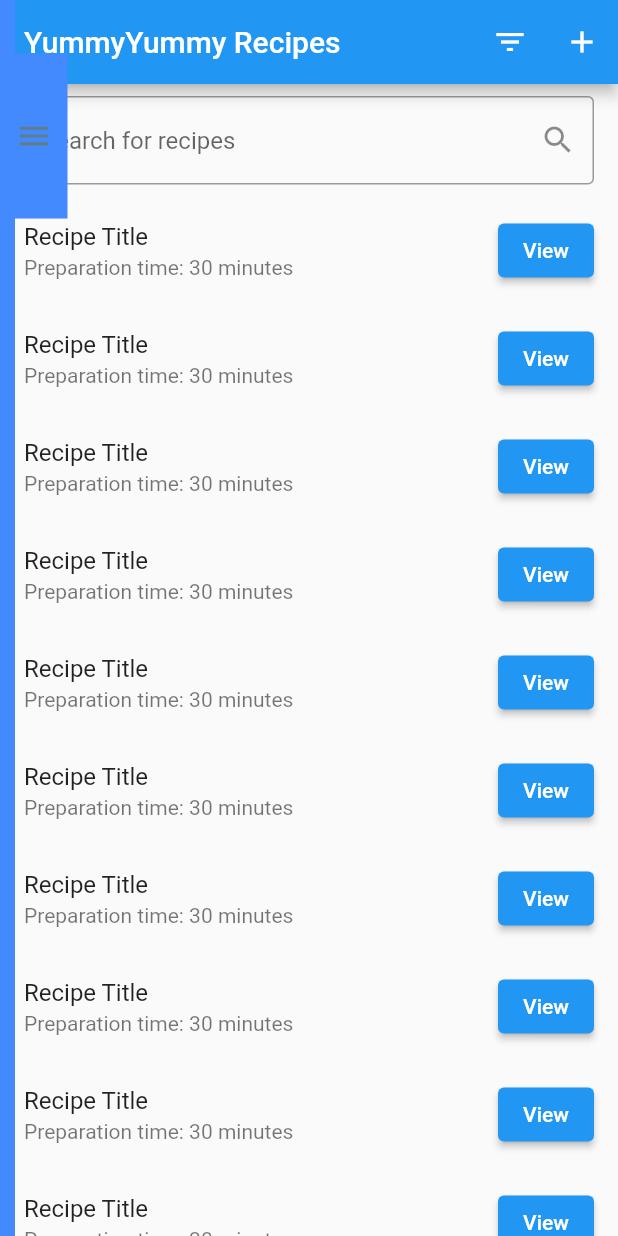
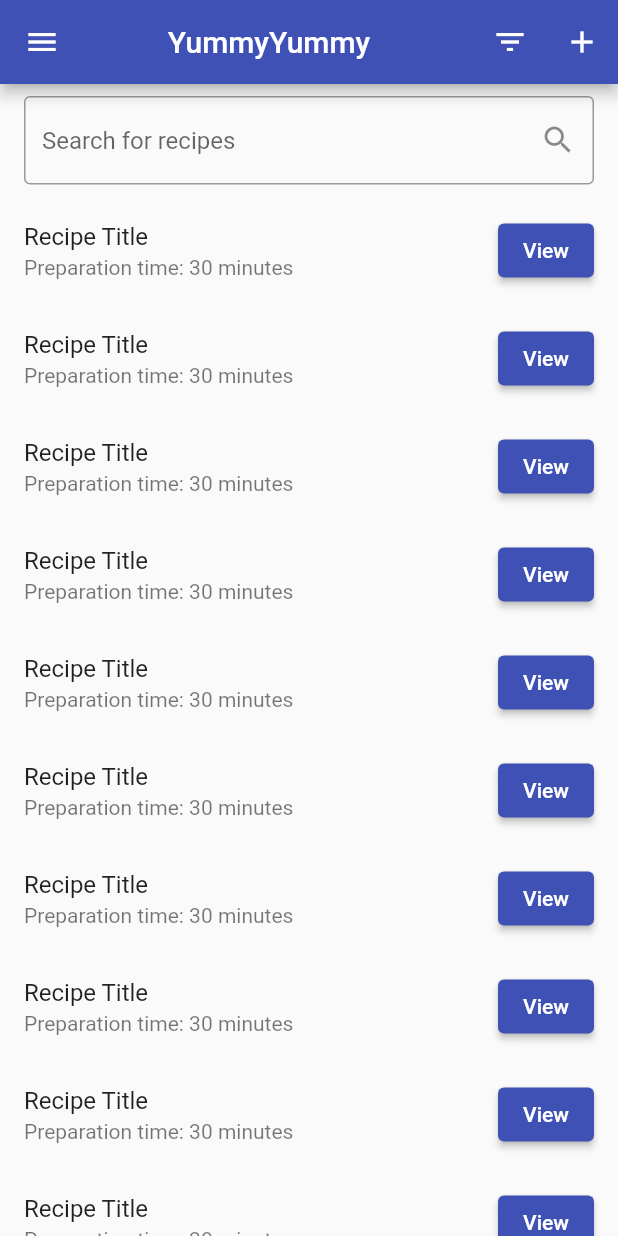
Before and after one commit to KatiaSahan/Praca_dyplomowa, a Flutter app: the screen it shows after launch, on a phone screen of 412 x 824 dp. Run offline on Flutter 3.47's test engine with Material 2 defaults, Android fonts, the phone set to English and light mode, and no system bars.

```diff
--- a/aplikacja_mobilna/lib/home/Sidebar/sidebar_layor.dart
+++ /dev/null
@@ -1,15 +0,0 @@
-import 'package:aplikacja_mobilna/home/Sidebar/sidebarr.dart';
-import 'package:flutter/material.dart';
-import '../home.dart';
-
-class SideBarLayor extends StatelessWidget {
-  const SideBarLayor({super.key});
-
-  @override
-  Widget build(BuildContext context) {
-    return Scaffold(
-        body: Stack(
-      children: const <Widget>[RecipeListPage(), SideBar()],
-    ));
-  }
-}
--- a/aplikacja_mobilna/lib/home/Sidebar/sidebarr.dart
+++ /dev/null
@@ -1,130 +0,0 @@
-import 'dart:async';
-
-import 'package:flutter/material.dart';
-import 'package:rxdart/rxdart.dart';
-
-class SideBar extends StatefulWidget {
-  const SideBar({super.key});
-
-  @override
-  State<SideBar> createState() => _SideBarState();
-}
-
-class _SideBarState extends State<SideBar>
-    with SingleTickerProviderStateMixin<SideBar> {
-  late AnimationController _animationController;
-  late StreamController<bool> isSidebarOpenedStreamController;
-  late Stream<bool> isSidebarOpenedStream;
-
-  late StreamSink<bool> isSidebarOpenedSink;
-  final bool isSidebarOpened = true;
-  final _animationDuration = const Duration(milliseconds: 500);
-
-  @override
-  void initState() {
-    super.initState();
-    _animationController =
-        AnimationController(vsync: this, duration: _animationDuration);
-    isSidebarOpenedStreamController = PublishSubject<bool>();
-    isSidebarOpenedStream = isSidebarOpenedStreamController.stream;
-    isSidebarOpenedSink = isSidebarOpenedStreamController.sink;
-  }
-
-  @override
-  void dispose() {
-    _animationController.dispose();
-    isSidebarOpenedStreamController.close(); // перекласти
-    isSidebarOpenedSink.close();
-    super.dispose();
-  }
-
-  @override
-  void onIconPressed() {
-    final animationStatus = _animationController.status;
-    final isAnimationComoleted = animationStatus == AnimationStatus.completed;
-
-    if (isAnimationComoleted) {
-      isSidebarOpenedSink.add(false);
-      _animationController.reverse();
-    } else {
-      isSidebarOpenedSink.add(true);
-      _animationController.forward();
-    }
-  }
-
-  @override
-  Widget build(BuildContext context) {
-    final screenWidth = MediaQuery.of(context).size.width;
-
-    return StreamBuilder<bool>(
-        initialData: false,
-        stream: isSidebarOpenedStream,
-        builder: (context, snapshot) {
-          final isSideBarOpenedAsync = snapshot.data;
-          if (isSideBarOpenedAsync == null) {
-            return Container();
-          }
-          return AnimatedPositioned(
-            top: 0,
-            bottom: 0,
-            left: isSideBarOpenedAsync ? 0 : -screenWidth,
-            right: isSideBarOpenedAsync ? 0 : screenWidth - 45,
-            duration: _animationDuration,
-            child: Row(
-              children: <Widget>[
-                Expanded(
-                  child: Container(
-                    color: Colors.blueAccent,
-                    child: Column(children: const <Widget>[
-                      SizedBox(
-                        height: 100,
-                      ),
-                      ListTile(
-                        title: Text(
-                          "Rauph",
-                          style: TextStyle(
-                              color: Color.fromARGB(255, 0, 0, 0),
-                              fontSize: 30,
-                              fontWeight: FontWeight.w800),
-                        ),
-                        subtitle: Text(
-                          "rauph@gnail.com",
-                          style: TextStyle(
-                              color: Color.fromARGB(255, 131, 124, 231),
-                              fontSize: 20),
-                        ),
-                        leading: CircleAvatar(
-                          radius: 40,
-                          child: Icon(Icons.perm_identity, color: Colors.white),
-                        ),
-                      )
-                    ]),
-                  ),
-                ),
-                Align(
-                  alignment: const Alignment(0, -0.9), //саме вікно бокове
-                  child: GestureDetector(
-                    onTap: () {
-                      onIconPressed();
-                    },
-                    child: Container(
-                      width: 35,
-                      height: 110,
-                      color: Colors.blueAccent,
-                      alignment: Alignment.centerLeft,
-                      child: AnimatedIcon(
-                        //icon menu
-                        progress: _animationController.view,
-                        icon: AnimatedIcons.menu_close,
-                        color: Colors.blueGrey,
-                        size: 25,
-                      ),
-                    ),
-                  ),
-                )
-              ],
-            ),
-          );
-        });
-  }
-}
--- a/aplikacja_mobilna/lib/home/Sidebar/sniadania.dart
+++ /dev/null
@@ -1,15 +0,0 @@
-import 'package:flutter/material.dart';
-
-class Sniadania extends StatelessWidget {
-  const Sniadania({super.key});
-
-  @override
-  Widget build(BuildContext context) {
-    return const Center(
-      child: Text(
-        "Śniadania",
-        style: TextStyle(fontWeight: FontWeight.w900, fontSize: 28),
-      ),
-    );
-  }
-}
--- a/aplikacja_mobilna/lib/home/home.dart
+++ b/aplikacja_mobilna/lib/home/home.dart
@@ -1,19 +1,16 @@
 import 'package:flutter/material.dart';
 
-class RecipeListPage extends StatefulWidget {
+class RecipeListPage extends StatelessWidget {
   const RecipeListPage({super.key});
 
   @override
-  // ignore: library_private_types_in_public_api
-  _RecipeListPageState createState() => _RecipeListPageState();
-}
-
-class _RecipeListPageState extends State<RecipeListPage> {
-  @override
   Widget build(BuildContext context) {
     return Scaffold(
+      drawer: Drawer(
+        child: ListView(),
+      ),
       appBar: AppBar(
-        title: const Text('YummyYummy Recipes'),
+        title: const Text('        YummyYummy'),
         actions: [
           IconButton(
             icon: const Icon(Icons.filter_list),
--- a/aplikacja_mobilna/lib/main.dart
+++ b/aplikacja_mobilna/lib/main.dart
@@ -1,24 +1,20 @@
 import 'package:flutter/material.dart';
-import 'package:aplikacja_mobilna/home/sidebar/sidebar_layor.dart';
 
-//import 'package:aplikacja_mobilna/main.dart';
-void main() {
-  runApp(const MyApp());
-}
+import 'home/home.dart';
+
+void main() => runApp(const MyApp());
 
 class MyApp extends StatelessWidget {
   const MyApp({Key? key}) : super(key: key);
 
-  // This widget is the root of your application.
   @override
   Widget build(BuildContext context) {
     return MaterialApp(
       debugShowCheckedModeBanner: false,
-      title: 'Flutter Demo',
       theme: ThemeData(
-        primarySwatch: Colors.blue,
+        primarySwatch: Colors.indigo,
       ),
-      home: const SideBarLayor(), // odwołanie do klasy LoginPage
+      home: const RecipeListPage(), // odwołanie do klasy LoginPage
     );
   }
 }
--- a/aplikacja_mobilna/pubspec.yaml
+++ b/aplikacja_mobilna/pubspec.yaml
@@ -36,8 +36,9 @@ dependencies:
   # Use with the CupertinoIcons class for iOS style icons.
   cupertino_icons: ^1.0.2
   http: ^0.13.5
+  flutter_bloc: ^8.1.1
+  bloc: ^8.1.1
   rxdart: ^0.27.7
-
 
 dev_dependencies:
   flutter_test:
```
Also changed, not shown: aplikacja_mobilna/pubspec.lock.
